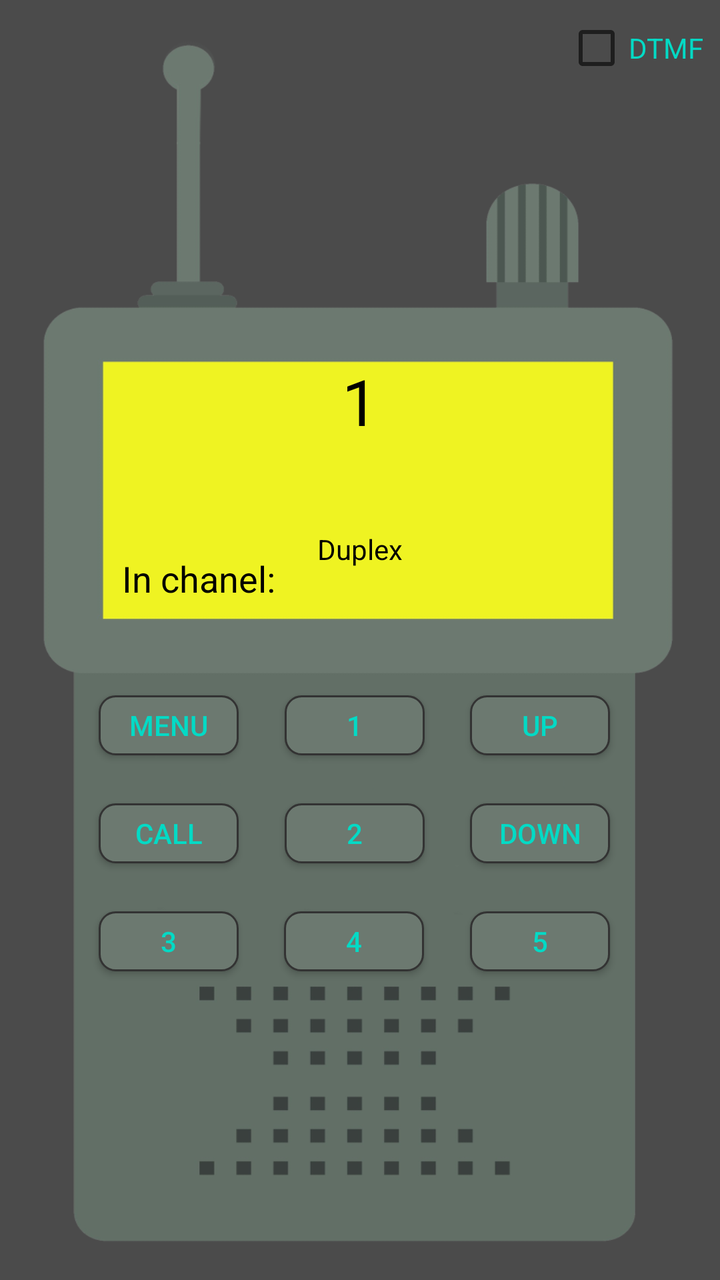
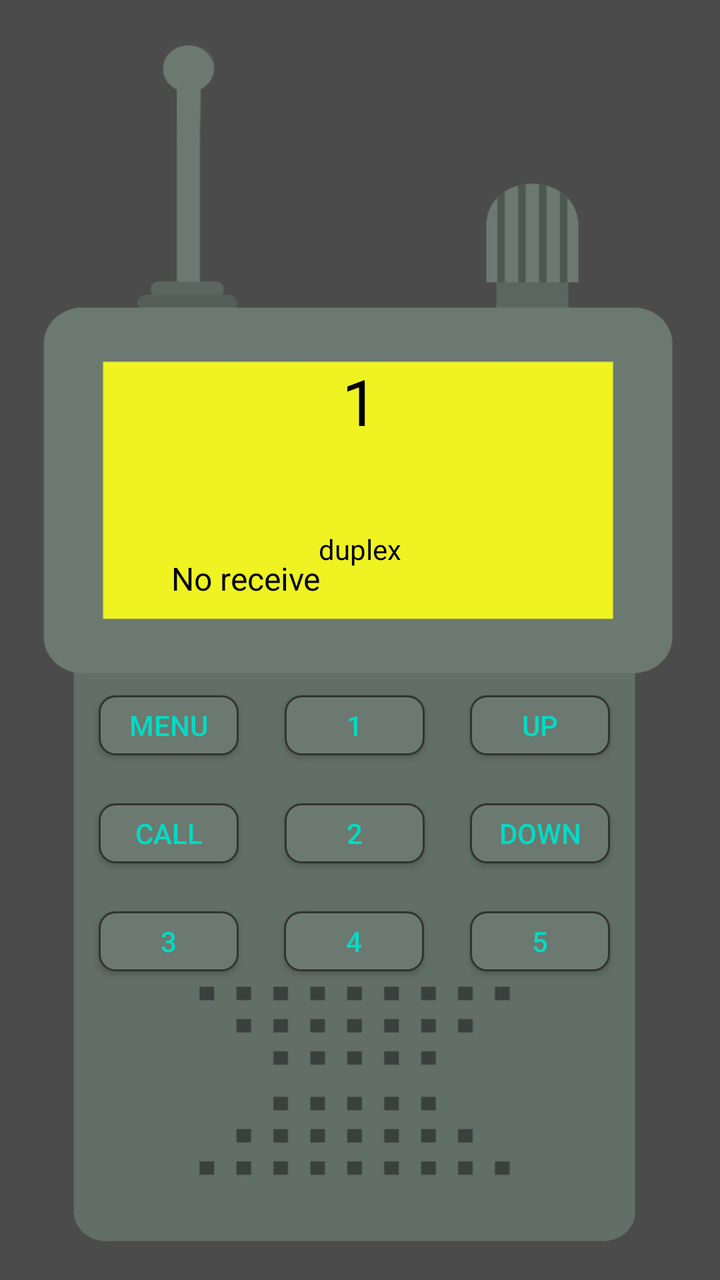

Two renders of the same Android screen: before a commit and after it. Below are the layout's source before the change and the commit's diff.
<!-- AndroidManifest.xml: application theme AppTheme -->
<!-- res/layout/activity_main.xml -->
<?xml version="1.0" encoding="utf-8"?>
<androidx.constraintlayout.widget.ConstraintLayout xmlns:android="http://schemas.android.com/apk/res/android"
    xmlns:app="http://schemas.android.com/apk/res-auto"
    android:layout_width="match_parent"
    android:layout_height="match_parent"
    android:background="@color/colorback">

    <ImageView
        android:id="@+id/imageView6"
        android:layout_width="match_parent"
        android:layout_height="match_parent"
        android:scaleType="fitXY"
        android:contentDescription="@string/app_name"
        app:srcCompat="@drawable/wktpaint1ffwide" />

    
    <TextView
        android:id="@+id/textView"
        android:layout_width="wrap_content"
        android:layout_height="wrap_content"
        android:text="@string/one"
        android:textColor="#000000"
        android:textSize="32sp"
        app:layout_constraintBottom_toBottomOf="@+id/imageView6"
        app:layout_constraintEnd_toEndOf="parent"
        app:layout_constraintStart_toStartOf="parent"
        app:layout_constraintTop_toTopOf="@+id/imageView6"
        app:layout_constraintVertical_bias="0.3" />

    <TextView
        android:id="@+id/textView4"
        android:layout_width="wrap_content"
        android:layout_height="wrap_content"
        android:layout_marginTop="12dp"
        android:textColor="#000000"
        android:textSize="14sp"
        app:layout_constraintEnd_toEndOf="@+id/imageView6"
        app:layout_constraintHorizontal_bias="0.498"
        app:layout_constraintStart_toStartOf="parent"
        app:layout_constraintTop_toBottomOf="@+id/textView" />

    <TextView
        android:id="@+id/textView5"
        android:layout_width="wrap_content"
        android:layout_height="wrap_content"
        android:layout_marginTop="12dp"
        android:text="@string/dupl"
        android:textColor="#000000"
        app:layout_constraintEnd_toEndOf="parent"
        app:layout_constraintStart_toStartOf="parent"
        app:layout_constraintTop_toBottomOf="@+id/textView4" />

    
    <TextView
        android:id="@+id/tvSpeakingId"
        android:layout_width="wrap_content"
        android:layout_height="wrap_content"
        android:layout_marginLeft="16dp"
        android:layout_marginBottom="16dp"
        android:text=""
        android:textColor="#000000"
        android:textSize="18sp"
        app:layout_constraintBottom_toBottomOf="@+id/imageView6"
        app:layout_constraintStart_toStartOf="parent"
        app:layout_constraintTop_toTopOf="@+id/imageView6"
        app:layout_constraintVertical_bias="0.9" />

    
    <TextView
        android:id="@+id/textView6"
        android:layout_width="95dp"
        android:layout_height="wrap_content"
        android:text="@string/inchanel"
        android:textColor="#000000"
        android:textSize="18sp"
        app:layout_constraintBottom_toBottomOf="parent"
        app:layout_constraintEnd_toEndOf="parent"
        app:layout_constraintHorizontal_bias="0.23"
        app:layout_constraintStart_toStartOf="parent"
        app:layout_constraintTop_toTopOf="parent"
        app:layout_constraintVertical_bias="0.45" />

    <TextView
        android:id="@+id/textView8"
        android:layout_width="wrap_content"
        android:layout_height="wrap_content"
        android:text=""
        android:textColor="#000000"
        android:textSize="14sp"
        app:layout_constraintBottom_toBottomOf="@+id/textView6"
        app:layout_constraintEnd_toEndOf="parent"
        app:layout_constraintHorizontal_bias="0.77"
        app:layout_constraintStart_toStartOf="parent"
        app:layout_constraintTop_toTopOf="@+id/textView6" />

    
    <ImageView
        android:id="@+id/imageView"
        android:layout_width="20dp"
        android:layout_height="20dp"
        android:layout_marginRight="30dp"
        android:visibility="invisible"
        app:layout_constraintBottom_toBottomOf="parent"
        app:layout_constraintEnd_toEndOf="parent"
        app:layout_constraintHorizontal_bias="0.27"
        app:layout_constraintStart_toStartOf="parent"
        app:layout_constraintTop_toTopOf="parent"
        app:layout_constraintVertical_bias="0.3"
        app:srcCompat="@drawable/r1" />

    <ImageView
        android:id="@+id/imageView2"
        android:layout_width="20dp"
        android:layout_height="20dp"
        android:layout_marginRight="10dp"
        android:visibility="invisible"
        app:layout_constraintBottom_toBottomOf="parent"
        app:layout_constraintEnd_toStartOf="@+id/imageView"
        app:layout_constraintTop_toTopOf="parent"
        app:layout_constraintVertical_bias="0.3"
        app:srcCompat="@drawable/r2" />

    
    <Button
        android:id="@+id/button"
        android:layout_width="70dp"
        android:layout_height="30dp"
        android:layout_marginTop="24dp"
        android:background="@drawable/roundshapebtn"
        android:text="@string/call"
        android:textColor="@color/colorButton"
        app:layout_constraintEnd_toStartOf="@+id/button2"
        app:layout_constraintHorizontal_bias="0.3"
        app:layout_constraintStart_toStartOf="parent"
        app:layout_constraintTop_toBottomOf="@+id/button4" />

    <Button
        android:id="@+id/button1"
        android:layout_width="70dp"
        android:layout_height="30dp"
        android:background="@drawable/roundshapebtn"
        android:text="@string/up"
        android:textColor="@color/colorButton"
        app:layout_constraintEnd_toEndOf="parent"
        app:layout_constraintHorizontal_bias="0.81"
        app:layout_constraintStart_toStartOf="parent"
        app:layout_constraintTop_toTopOf="@+id/buttonsave1" />

    <Button
        android:id="@+id/button2"
        android:layout_width="70dp"
        android:layout_height="30dp"
        android:layout_marginTop="24dp"
        android:background="@drawable/roundshapebtn"
        android:text="@string/down"
        android:textColor="@color/colorButton"
        app:layout_constraintEnd_toEndOf="parent"
        app:layout_constraintHorizontal_bias="0.81"
        app:layout_constraintStart_toStartOf="parent"
        app:layout_constraintTop_toBottomOf="@+id/button1" />

    <Button
        android:id="@+id/button4"
        android:layout_width="70dp"
        android:layout_height="30dp"
        android:background="@drawable/roundshapebtn"
        android:text="@string/menu"
        android:textColor="@color/colorButton"
        app:layout_constraintBottom_toBottomOf="@+id/imageView6"
        app:layout_constraintEnd_toStartOf="@+id/button1"
        app:layout_constraintHorizontal_bias="0.3"
        app:layout_constraintStart_toStartOf="parent"
        app:layout_constraintTop_toTopOf="@+id/imageView6"
        app:layout_constraintVertical_bias="0.57" />

    <Button
        android:id="@+id/buttonsave1"
        android:layout_width="70dp"
        android:layout_height="30dp"
        android:background="@drawable/roundshapebtn"
        android:text="@string/one"
        android:textColor="@color/colorButton"
        app:layout_constraintEnd_toStartOf="@+id/button1"
        app:layout_constraintStart_toEndOf="@+id/button4"
        app:layout_constraintTop_toTopOf="@+id/button4" />

    <Button
        android:id="@+id/buttonsave2"
        android:layout_width="70dp"
        android:layout_height="30dp"
        android:layout_marginTop="24dp"
        android:background="@drawable/roundshapebtn"
        android:text="@string/two"
        android:textColor="@color/colorButton"
        app:layout_constraintEnd_toStartOf="@+id/button2"
        app:layout_constraintStart_toEndOf="@+id/button"
        app:layout_constraintTop_toBottomOf="@+id/button1" />

    <Button
        android:id="@+id/buttonsave3"
        android:layout_width="70dp"
        android:layout_height="30dp"
        android:layout_marginTop="24dp"
        android:background="@drawable/roundshapebtn"
        android:text="@string/three"
        android:textColor="@color/colorButton"
        app:layout_constraintEnd_toStartOf="@+id/button1"
        app:layout_constraintHorizontal_bias="0.3"
        app:layout_constraintStart_toStartOf="parent"
        app:layout_constraintTop_toBottomOf="@+id/button" />

    <Button
        android:id="@+id/buttonsave4"
        android:layout_width="70dp"
        android:layout_height="30dp"
        android:layout_marginTop="24dp"
        android:background="@drawable/roundshapebtn"
        android:text="@string/four"
        android:textColor="@color/colorButton"
        app:layout_constraintEnd_toStartOf="@+id/button2"
        app:layout_constraintHorizontal_bias="0.493"
        app:layout_constraintStart_toEndOf="@+id/button"
        app:layout_constraintTop_toBottomOf="@+id/buttonsave2" />

    <Button
        android:id="@+id/buttonsave5"
        android:layout_width="70dp"
        android:layout_height="30dp"
        android:layout_marginTop="24dp"
        android:background="@drawable/roundshapebtn"
        android:text="@string/five"
        android:textColor="@color/colorButton"
        app:layout_constraintEnd_toEndOf="parent"
        app:layout_constraintHorizontal_bias="0.81"
        app:layout_constraintStart_toStartOf="parent"
        app:layout_constraintTop_toBottomOf="@+id/button2" />

    
    <Button
        android:id="@+id/btnPTT"
        android:layout_width="0dp"
        android:layout_height="0dp"
        android:background="@null"
        app:layout_constraintBottom_toBottomOf="@+id/imageView6"
        app:layout_constraintEnd_toEndOf="parent"
        app:layout_constraintStart_toStartOf="parent"
        app:layout_constraintTop_toBottomOf="@+id/buttonsave4"
        app:layout_constraintWidth_percent="0.6"
        app:layout_constraintHeight_percent="0.25" />

    
    <CheckBox
        android:id="@+id/checkBox"
        android:layout_width="wrap_content"
        android:layout_height="wrap_content"
        android:layout_marginTop="8dp"
        android:layout_marginRight="8dp"
        android:text="DTMF"
        android:textColor="@color/colortextabout"
        app:layout_constraintEnd_toEndOf="parent"
        app:layout_constraintTop_toTopOf="parent" />

    
    <Button
        android:id="@+id/btnSecretMode"
        android:layout_width="50dp"
        android:layout_height="50dp"
        android:background="@android:color/transparent"
        app:layout_constraintStart_toStartOf="parent"
        app:layout_constraintTop_toTopOf="parent" />
</androidx.constraintlayout.widget.ConstraintLayout>
<!-- resources referenced by this layout -->
<resources>
  <color name="colorButton">#03dac5</color>
  <color name="colorback">#4b4b4b</color>
  <color name="colortextabout">#03dac5</color>
  <!-- drawable r1: png bitmap (drawable, 110718 bytes) -->
  <!-- drawable r2: png bitmap (drawable, 30101 bytes) -->
  <!-- drawable roundshapebtn (drawable) -->
  <?xml version="1.0" encoding="utf-8"?>
  <shape xmlns:android="http://schemas.android.com/apk/res/android"
      android:shape="rectangle">
      <corners android:radius="8dp" />
      <solid android:color="@color/colorButtonBack" />
      <stroke android:width="1dp" android:color="#333333" />
  </shape>
  <!-- drawable wktpaint1ffwide: png bitmap (drawable, 33850 bytes) -->
  <string name="app_name">PMR Client / Admin</string>
  <string name="call">CALL</string>
  <string name="down">DOWN</string>
  <string name="dupl">Duplex</string>
  <string name="five">5</string>
  <string name="four">4</string>
  <string name="inchanel">In chanel:</string>
  <string name="menu">MENU</string>
  <string name="one">1</string>
  <string name="three">3</string>
  <string name="two">2</string>
  <string name="up">UP</string>
  <style name="AppTheme" parent="Theme.AppCompat.Light.NoActionBar">
          <item name="colorAccent">@color/colorAccent</item>
          <item name="colorPrimary">@color/colorPrimary</item>
          <item name="colorPrimaryDark">@color/colorPrimaryDark</item>
      </style>
  <color name="colorButtonBack">#6c7970</color>
  <color name="colorAccent">#03dac5</color>
  <color name="colorPrimary">#6200ee</color>
  <color name="colorPrimaryDark">#3700b3</color>
</resources>

<!-- the commit's change to res/layout/activity_main.xml (unified diff, before → after) -->
@@ -10,15 +10,13 @@
         android:layout_width="match_parent"
         android:layout_height="match_parent"
         android:scaleType="fitXY"
-        android:contentDescription="@string/app_name"
         app:srcCompat="@drawable/wktpaint1ffwide" />
 
-    
     <TextView
         android:id="@+id/textView"
         android:layout_width="wrap_content"
         android:layout_height="wrap_content"
-        android:text="@string/one"
+        android:text="1"
         android:textColor="#000000"
         android:textSize="32sp"
         app:layout_constraintBottom_toBottomOf="@+id/imageView6"
@@ -44,11 +42,26 @@
         android:layout_width="wrap_content"
         android:layout_height="wrap_content"
         android:layout_marginTop="12dp"
-        android:text="@string/dupl"
+        android:text="duplex"
         android:textColor="#000000"
         app:layout_constraintEnd_toEndOf="parent"
         app:layout_constraintStart_toStartOf="parent"
         app:layout_constraintTop_toBottomOf="@+id/textView4" />
+
+    
+    <TextView
+        android:id="@+id/textView8"
+        android:layout_width="wrap_content"
+        android:layout_height="wrap_content"
+        android:text="No receive"
+        android:textColor="#000000"
+        android:textSize="16sp"
+        app:layout_constraintBottom_toBottomOf="@+id/imageView6"
+        app:layout_constraintEnd_toEndOf="parent"
+        app:layout_constraintHorizontal_bias="0.3"
+        app:layout_constraintStart_toStartOf="parent"
+        app:layout_constraintTop_toTopOf="@+id/imageView6"
+        app:layout_constraintVertical_bias="0.45" />
 
     
     <TextView
@@ -65,35 +78,6 @@
         app:layout_constraintTop_toTopOf="@+id/imageView6"
         app:layout_constraintVertical_bias="0.9" />
 
-    
-    <TextView
-        android:id="@+id/textView6"
-        android:layout_width="95dp"
-        android:layout_height="wrap_content"
-        android:text="@string/inchanel"
-        android:textColor="#000000"
-        android:textSize="18sp"
-        app:layout_constraintBottom_toBottomOf="parent"
-        app:layout_constraintEnd_toEndOf="parent"
-        app:layout_constraintHorizontal_bias="0.23"
-        app:layout_constraintStart_toStartOf="parent"
-        app:layout_constraintTop_toTopOf="parent"
-        app:layout_constraintVertical_bias="0.45" />
-
-    <TextView
-        android:id="@+id/textView8"
-        android:layout_width="wrap_content"
-        android:layout_height="wrap_content"
-        android:text=""
-        android:textColor="#000000"
-        android:textSize="14sp"
-        app:layout_constraintBottom_toBottomOf="@+id/textView6"
-        app:layout_constraintEnd_toEndOf="parent"
-        app:layout_constraintHorizontal_bias="0.77"
-        app:layout_constraintStart_toStartOf="parent"
-        app:layout_constraintTop_toTopOf="@+id/textView6" />
-
-    
     <ImageView
         android:id="@+id/imageView"
         android:layout_width="20dp"
@@ -127,7 +111,7 @@
         android:layout_height="30dp"
         android:layout_marginTop="24dp"
         android:background="@drawable/roundshapebtn"
-        android:text="@string/call"
+        android:text="CALL"
         android:textColor="@color/colorButton"
         app:layout_constraintEnd_toStartOf="@+id/button2"
         app:layout_constraintHorizontal_bias="0.3"
@@ -139,7 +123,7 @@
         android:layout_width="70dp"
         android:layout_height="30dp"
         android:background="@drawable/roundshapebtn"
-        android:text="@string/up"
+        android:text="UP"
         android:textColor="@color/colorButton"
         app:layout_constraintEnd_toEndOf="parent"
         app:layout_constraintHorizontal_bias="0.81"
@@ -152,7 +136,7 @@
         android:layout_height="30dp"
         android:layout_marginTop="24dp"
         android:background="@drawable/roundshapebtn"
-        android:text="@string/down"
+        android:text="DOWN"
         android:textColor="@color/colorButton"
         app:layout_constraintEnd_toEndOf="parent"
         app:layout_constraintHorizontal_bias="0.81"
@@ -164,7 +148,7 @@
         android:layout_width="70dp"
         android:layout_height="30dp"
         android:background="@drawable/roundshapebtn"
-        android:text="@string/menu"
+        android:text="MENU"
         android:textColor="@color/colorButton"
         app:layout_constraintBottom_toBottomOf="@+id/imageView6"
         app:layout_constraintEnd_toStartOf="@+id/button1"
@@ -178,7 +162,7 @@
         android:layout_width="70dp"
         android:layout_height="30dp"
         android:background="@drawable/roundshapebtn"
-        android:text="@string/one"
+        android:text="1"
         android:textColor="@color/colorButton"
         app:layout_constraintEnd_toStartOf="@+id/button1"
         app:layout_constraintStart_toEndOf="@+id/button4"
@@ -190,7 +174,7 @@
         android:layout_height="30dp"
         android:layout_marginTop="24dp"
         android:background="@drawable/roundshapebtn"
-        android:text="@string/two"
+        android:text="2"
         android:textColor="@color/colorButton"
         app:layout_constraintEnd_toStartOf="@+id/button2"
         app:layout_constraintStart_toEndOf="@+id/button"
@@ -202,7 +186,7 @@
         android:layout_height="30dp"
         android:layout_marginTop="24dp"
         android:background="@drawable/roundshapebtn"
-        android:text="@string/three"
+        android:text="3"
         android:textColor="@color/colorButton"
         app:layout_constraintEnd_toStartOf="@+id/button1"
         app:layout_constraintHorizontal_bias="0.3"
@@ -215,7 +199,7 @@
         android:layout_height="30dp"
         android:layout_marginTop="24dp"
         android:background="@drawable/roundshapebtn"
-        android:text="@string/four"
+        android:text="4"
         android:textColor="@color/colorButton"
         app:layout_constraintEnd_toStartOf="@+id/button2"
         app:layout_constraintHorizontal_bias="0.493"
@@ -228,14 +212,13 @@
         android:layout_height="30dp"
         android:layout_marginTop="24dp"
         android:background="@drawable/roundshapebtn"
-        android:text="@string/five"
+        android:text="5"
         android:textColor="@color/colorButton"
         app:layout_constraintEnd_toEndOf="parent"
         app:layout_constraintHorizontal_bias="0.81"
         app:layout_constraintStart_toStartOf="parent"
         app:layout_constraintTop_toBottomOf="@+id/button2" />
 
-    
     <Button
         android:id="@+id/btnPTT"
         android:layout_width="0dp"
@@ -248,19 +231,6 @@
         app:layout_constraintWidth_percent="0.6"
         app:layout_constraintHeight_percent="0.25" />
 
-    
-    <CheckBox
-        android:id="@+id/checkBox"
-        android:layout_width="wrap_content"
-        android:layout_height="wrap_content"
-        android:layout_marginTop="8dp"
-        android:layout_marginRight="8dp"
-        android:text="DTMF"
-        android:textColor="@color/colortextabout"
-        app:layout_constraintEnd_toEndOf="parent"
-        app:layout_constraintTop_toTopOf="parent" />
-
-    
     <Button
         android:id="@+id/btnSecretMode"
         android:layout_width="50dp"
<!-- resource entries referenced after the edit -->
@@ -2,7 +2,6 @@
 <resources>
   <color name="colorButton">#03dac5</color>
   <color name="colorback">#4b4b4b</color>
-  <color name="colortextabout">#03dac5</color>
   <!-- drawable r1: png bitmap (drawable, 110718 bytes) -->
   <!-- drawable r2: png bitmap (drawable, 30101 bytes) -->
   <!-- drawable roundshapebtn (drawable) -->
@@ -14,18 +13,6 @@
       <stroke android:width="1dp" android:color="#333333" />
   </shape>
   <!-- drawable wktpaint1ffwide: png bitmap (drawable, 33850 bytes) -->
-  <string name="app_name">PMR Client / Admin</string>
-  <string name="call">CALL</string>
-  <string name="down">DOWN</string>
-  <string name="dupl">Duplex</string>
-  <string name="five">5</string>
-  <string name="four">4</string>
-  <string name="inchanel">In chanel:</string>
-  <string name="menu">MENU</string>
-  <string name="one">1</string>
-  <string name="three">3</string>
-  <string name="two">2</string>
-  <string name="up">UP</string>
   <style name="AppTheme" parent="Theme.AppCompat.Light.NoActionBar">
           <item name="colorAccent">@color/colorAccent</item>
           <item name="colorPrimary">@color/colorPrimary</item>
